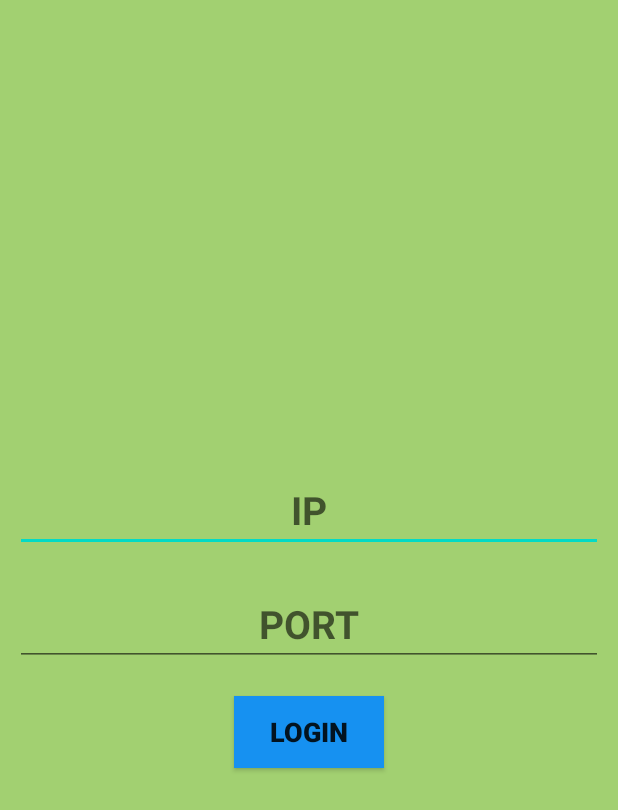
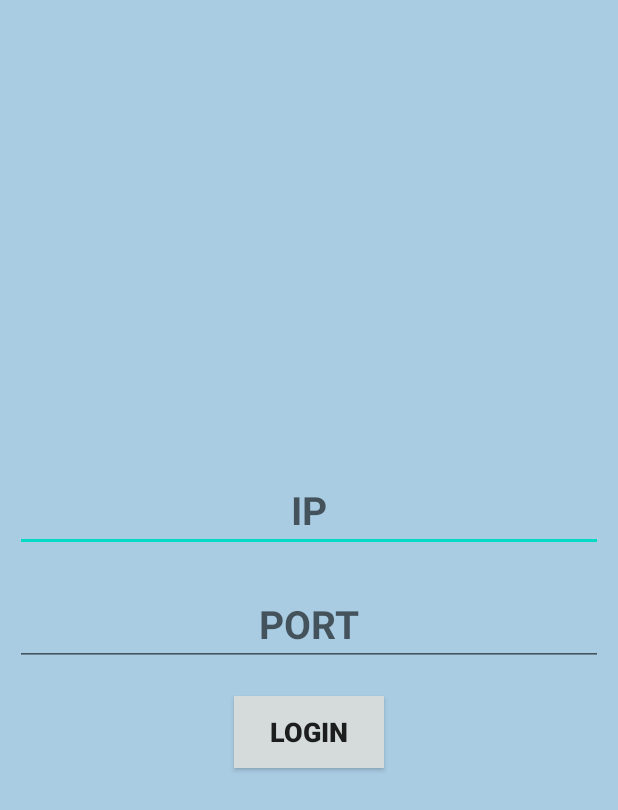
Before and after one commit to CSE-396-Project/CSE-396-Project-Group1, an Android app: the screen it shows after launch (MainActivity), in the side drawer, after a tap on "Login", on a phone screen of 412 x 824 dp. Shown: the top 810 px of the screen. Run offline under Robolectric (Android 15) with nearby library versions, the light colour scheme and no system bars.

Commit message:
Finishing touch for module demo

```diff
--- a/Mobile App/BallBouncer/app/src/main/res/layout/fragment_home.xml
+++ b/Mobile App/BallBouncer/app/src/main/res/layout/fragment_home.xml
@@ -19,7 +19,7 @@
 
     <FrameLayout
         android:layout_width="match_parent"
-        android:layout_height="220dp">
+        android:layout_height="wrap_content">
 
         <VideoView
             android:id="@+id/videoId"
--- a/Mobile App/BallBouncer/app/src/main/res/layout/fragment_login.xml
+++ b/Mobile App/BallBouncer/app/src/main/res/layout/fragment_login.xml
@@ -4,7 +4,7 @@
     android:layout_height="match_parent"
     android:orientation="vertical"
     android:gravity="center"
-    android:background="@color/opengreen">
+    android:background="#A9CCE3">
 
     <EditText
         android:id="@+id/ip"
@@ -15,7 +15,7 @@
         android:textSize="26sp"
         android:textStyle="bold"
         android:layout_margin="10dp"
-        android:inputType="number"/>
+        android:inputType="date"/>
 
     <EditText
         android:id="@+id/port"
@@ -26,7 +26,7 @@
         android:textStyle="bold"
         android:textAlignment="center"
         android:layout_margin="10dp"
-        android:inputType="number"/>
+        android:inputType="date"/>
 
     <Button
         android:id="@+id/login"
@@ -36,5 +36,5 @@
         android:textStyle="bold"
         android:textSize="18sp"
         android:layout_margin="10dp"
-        android:background="@color/blue"/>
+        android:background="#D5DBDB"/>
 </LinearLayout>
```
